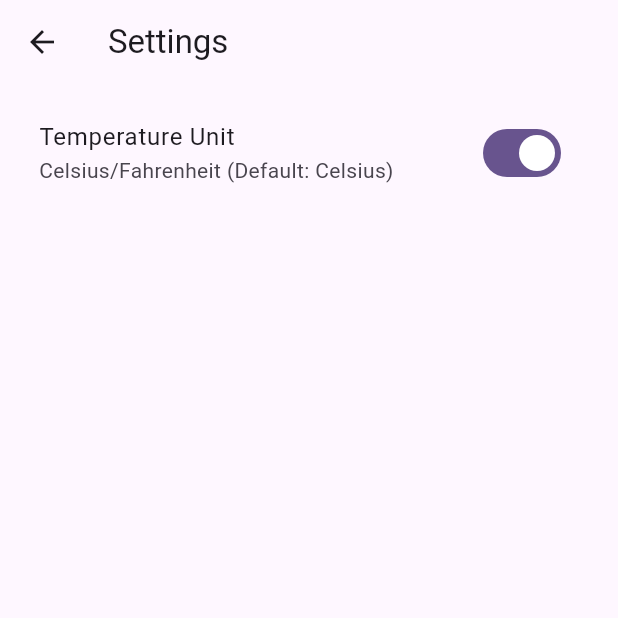
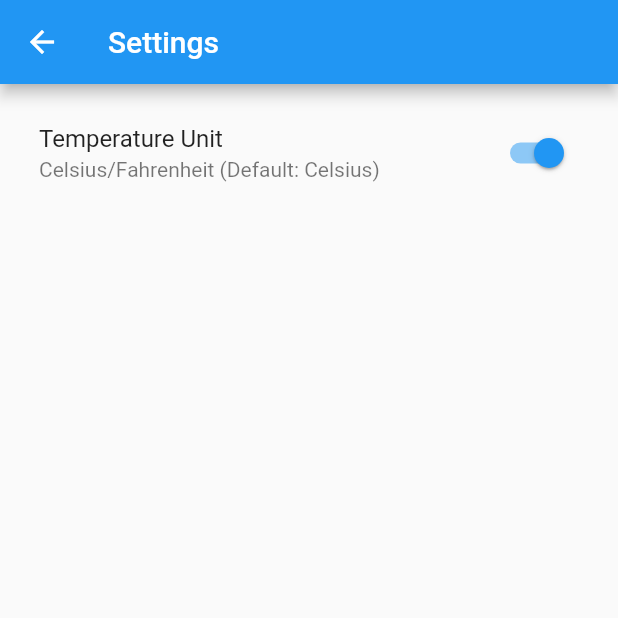
Before and after one commit to kursat-ozturk/open_weather_cubit, a Flutter app: the screen it shows after launch, after a tap on the "settings" icon, on a phone screen of 412 x 824 dp, the top half of it. Run offline on Flutter 3.47's test engine with Material 2 defaults, Android fonts, the phone set to English and light mode, and no system bars; our stand-ins replace bloc, equatable, flutter_bloc, flutter_dotenv, recase.

Commit message:
created ThemeCubit

```diff
--- a/lib/constants/constants.dart
+++ b/lib/constants/constants.dart
@@ -2,3 +2,4 @@ const String kApiHost = 'api.openweathermap.org';
 const String kIconHost = 'www.openweathermap.org';
 const String kUnit = 'metric';
 const String kLimit = '1';
+const int kWarmOrNot = 15;
--- /dev/null
+++ b/lib/cubits/theme/theme_cubit.dart
@@ -0,0 +1,33 @@
+import 'dart:async';
+
+import 'package:bloc/bloc.dart';
+import 'package:equatable/equatable.dart';
+import 'package:open_weather_cubit/constants/constants.dart';
+import 'package:open_weather_cubit/cubits/weather/weather_cubit.dart';
+
+part 'theme_state.dart';
+
+class ThemeCubit extends Cubit<ThemeState> {
+  late final StreamSubscription weatherSubscription;
+
+  final WeatherCubit weatherCubit;
+  ThemeCubit({
+    required this.weatherCubit,
+  }) : super(ThemeState.initial()) {
+    weatherSubscription = weatherCubit.stream.listen((WeatherState weatherState) {
+      print('weatherState: $weatherState');
+
+      if (weatherState.weather.temp > kWarmOrNot) {
+        emit(state.copyWith(appTheme: AppTheme.light));
+      } else {
+        emit(state.copyWith(appTheme: AppTheme.dark));
+      }
+    });
+  }
+
+  @override
+  Future<void> close() {
+    weatherSubscription.cancel();
+    return super.close();
+  }
+}
--- /dev/null
+++ b/lib/cubits/theme/theme_state.dart
@@ -0,0 +1,32 @@
+// ignore_for_file: public_member_api_docs, sort_constructors_first
+part of 'theme_cubit.dart';
+
+enum AppTheme {
+  light,
+  dark,
+}
+
+class ThemeState extends Equatable {
+  final AppTheme appTheme;
+  ThemeState({
+    this.appTheme = AppTheme.light,
+  });
+
+  factory ThemeState.initial() {
+    return ThemeState();
+  }
+
+  @override
+  List<Object> get props => [appTheme];
+
+  @override
+  String toString() => 'ThemeState(appTheme: $appTheme)';
+
+  ThemeState copyWith({
+    AppTheme? appTheme,
+  }) {
+    return ThemeState(
+      appTheme: appTheme ?? this.appTheme,
+    );
+  }
+}
--- a/lib/main.dart
+++ b/lib/main.dart
@@ -4,6 +4,7 @@ import 'package:http/http.dart' as http;
 import 'package:flutter_bloc/flutter_bloc.dart';
 import 'package:flutter_dotenv/flutter_dotenv.dart';
 import 'package:open_weather_cubit/cubits/temp_settings/temp_settings_cubit.dart';
+import 'package:open_weather_cubit/cubits/theme/theme_cubit.dart';
 import 'package:open_weather_cubit/cubits/weather/weather_cubit.dart';
 import 'package:open_weather_cubit/repositories/weather_repository.dart';
 import 'package:open_weather_cubit/services/weather_api_services.dart';
@@ -13,8 +14,8 @@ import 'pages/home_page.dart';
 void main() async {
   WidgetsFlutterBinding.ensureInitialized();
   SystemChrome.setSystemUIOverlayStyle(SystemUiOverlayStyle(
-    statusBarColor: Colors.white,
-    statusBarIconBrightness: Brightness.dark,
+    statusBarColor: Colors.black,
+    statusBarIconBrightness: Brightness.light,
     systemNavigationBarColor: Colors.white,
     systemNavigationBarIconBrightness: Brightness.dark,
   ));
@@ -43,15 +44,23 @@ class MyApp extends StatelessWidget {
           BlocProvider<TempSettingsCubit>(
             create: (context) => TempSettingsCubit(),
           ),
+          BlocProvider<ThemeCubit>(
+            create: (context) => ThemeCubit(
+              weatherCubit: context.read<WeatherCubit>(),
+            ),
+          ),
         ],
-        child: MaterialApp(
-          title: 'Weather App',
-          debugShowCheckedModeBanner: false,
-          theme: ThemeData(
-            colorScheme: ColorScheme.fromSeed(seedColor: Colors.deepPurple),
-            useMaterial3: true,
-          ),
-          home: const HomePage(),
+        child: BlocBuilder<ThemeCubit, ThemeState>(
+          builder: (context, state) {
+            return MaterialApp(
+              title: 'Weather App',
+              debugShowCheckedModeBanner: false,
+              theme: state.appTheme == AppTheme.light
+                  ? ThemeData.light()
+                  : ThemeData.dark(),
+              home: const HomePage(),
+            );
+          },
         ),
       ),
     );
```
